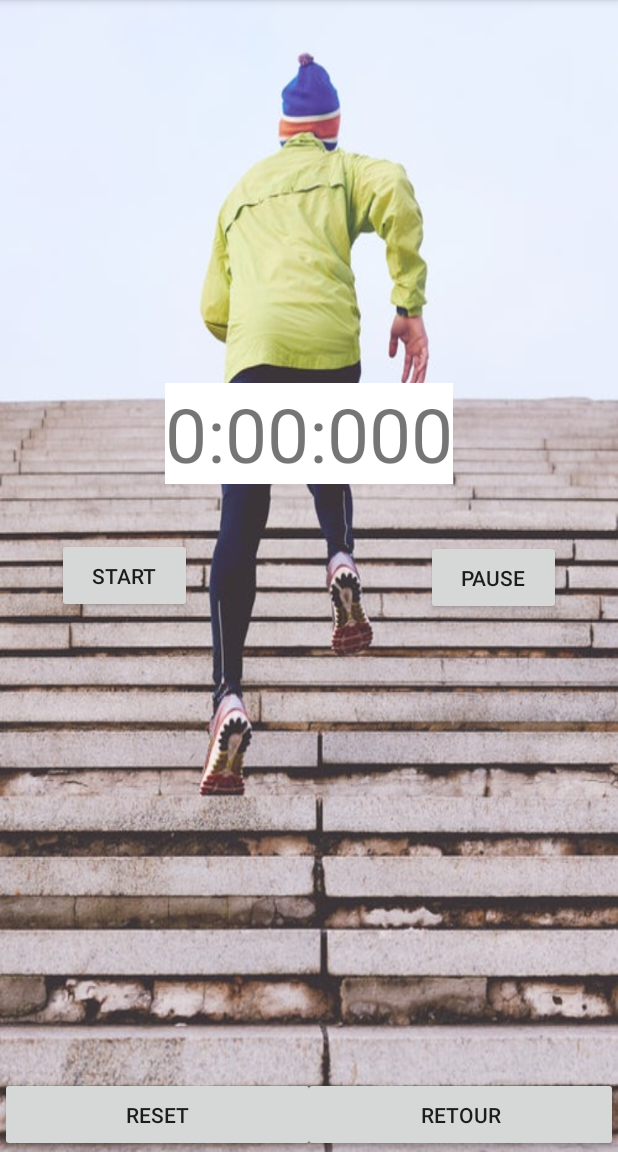
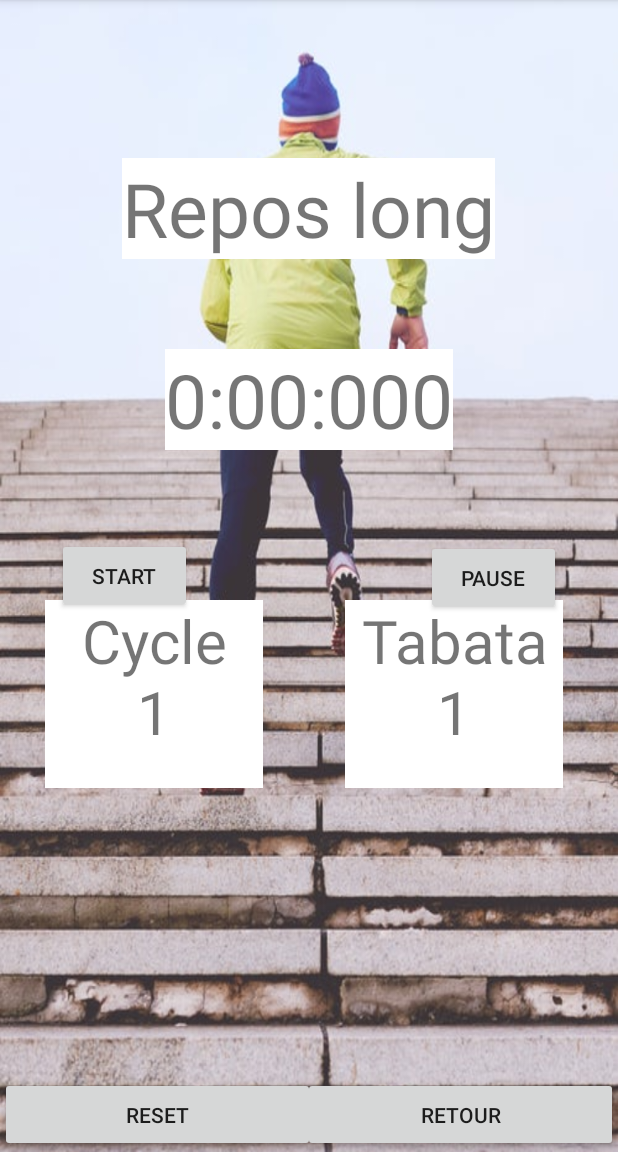
Before and after one commit to ABossy/tabatatimer, an Android app: the SeanceActivity screen opened directly, with no data from a screen before it, after a tap on "START", on a phone screen of 412 x 824 dp, the part 84-1236 px from its top. Run offline under Robolectric (Android 15) with nearby library versions, the light colour scheme and no system bars.

Commit message:
Gestion de l'incrementation des differentes lignes + gestion du compteur fractionné en fonction des etapes

```diff
--- a/app/src/main/java/com/example/grafatabata/SeanceActivity.java
+++ b/app/src/main/java/com/example/grafatabata/SeanceActivity.java
@@ -8,55 +8,88 @@ import android.widget.Button;
 import android.widget.TextView;
 import androidx.appcompat.app.AppCompatActivity;
 
+import java.util.ArrayList;
+
+
 public class SeanceActivity extends AppCompatActivity {
 
     // CONSTANTE
     private final static long INITIAL_TIME = 5000;
 
-
     // VIEW
     private Button startButton;
     private Button pauseButton;
+    private TextView etapeNameValue;
     private TextView timerValue;
-    int tempsChrono;
+    private TextView cycleValue;
+    private TextView tabataValue;
+    int indexEtape = 0;
+    int workTime;
+    int cycleNb;
+    int tabataNb;
+    int prepareTime;
+    int restTime;
+    int longRestTime;
+
 
     // DATA
     private long updatedTime = INITIAL_TIME;
     private CountDownTimer timer;
+    ArrayList tabata = new ArrayList();
 
     @Override
     protected void onCreate(Bundle savedInstanceState) {
         super.onCreate(savedInstanceState);
         setContentView(R.layout.activity_seance);
 
-        // Récupérer les views
+////////RECUPERATION DES VUES
+        etapeNameValue = (TextView) findViewById(R.id.etapeNameValue);
         timerValue = (TextView) findViewById(R.id.timerValue);
         startButton = (Button) findViewById(R.id.startButton);
         pauseButton = (Button) findViewById(R.id.pauseButton);
+        cycleValue = (TextView) findViewById(R.id.cycleValue);
+        tabataValue = (TextView) findViewById(R.id.tabataValue);
 
-        // la valeur du chrono va prendre pour valeur la valeur passée.
-        tempsChrono = getIntent().getIntExtra("TABLE_KEY",1);
-        updatedTime = tempsChrono;
+
+////////RECUPERATION DES INTENTIONS
+        prepareTime = getIntent().getIntExtra("prepareTime",1);
+        updatedTime = workTime;
+
+        workTime = getIntent().getIntExtra("workTime",1);
+        updatedTime = workTime;
+
+        restTime = getIntent().getIntExtra("restTime",1);
+        updatedTime = workTime;
+
+        longRestTime = getIntent().getIntExtra("longRestTime",1);
+        updatedTime = workTime;
+
+        cycleNb = getIntent().getIntExtra("cycleNb",1);
+        cycleValue.setText("Cycle    "+ cycleNb);
+        cycleValue.getText().toString();
+
+        tabataNb = getIntent().getIntExtra("tabataNb",1);
+        tabataValue.setText("Tabata    "+ tabataNb);
+        tabataValue.getText().toString();
+
+
+////////INITIALISATION DE MA SEQUENCE
+        tabata.add(prepareTime);
+        for(int i =0; i<tabataNb;i++){
+            for(int j =0; j<cycleNb;j++){
+                tabata.add(workTime);
+                tabata.add(restTime);
+            }
+            tabata.add(longRestTime);
+        }
+
         miseAJour();
-
 
     }
 
-      public void onStart(View view) {
+    public void onStart(View view) {
 
-        timer = new CountDownTimer(updatedTime, 10) {
-
-            public void onTick(long millisUntilFinished) {
-                updatedTime = millisUntilFinished;
-                miseAJour();
-            }
-
-            public void onFinish() {
-                updatedTime = 0;
-                miseAJour();
-            }
-        }.start();
-
+        startEtape(tabata, indexEtape);
     }
 
     // Mettre en pause le compteur
@@ -66,10 +99,26 @@ public class SeanceActivity extends AppCompatActivity {
         }
     }
 
-
     // Mise à jour graphique
     private void miseAJour() {
+        String etapeName;
+        // position dans une sequence
+        // si modPos = 0, alors le dernier element de la sequence = (repos long)
+        int modPos = indexEtape % (cycleNb*2 +1);
 
+        if (indexEtape == 0 ) {
+            etapeName = "Préparation";
+        } else if (modPos == 0) {
+            etapeName = "Repos long";
+        } else if ( modPos % 2 == 0 ) {
+            etapeName = "Repos";
+        } else {
+            etapeName = "Travail";
+        }
+
+        etapeNameValue.setText(etapeName);
+
+        // timer de l'etape
         // Décompositions en secondes et minutes
         int secs = (int) (updatedTime / 1000);
         int mins = secs / 60;
@@ -96,7 +145,7 @@ public class SeanceActivity extends AppCompatActivity {
 
         // Mise à jour graphique
 
-        updatedTime = tempsChrono;
+        updatedTime = workTime;
         miseAJour();
 
     }
@@ -106,4 +155,23 @@ public class SeanceActivity extends AppCompatActivity {
         Intent menu = new Intent(this, TabataActivity.class);
         startActivity(menu);
     }
+
+    public void startEtape(final ArrayList tabata, final int etape){
+        timer = new CountDownTimer((int)tabata.get(etape), 10) {
+
+            public void onTick(long millisUntilFinished) {
+                updatedTime = millisUntilFinished;
+                miseAJour();
+            }
+
+            public void onFinish() {
+                updatedTime = 0;
+                miseAJour();
+                if (etape<tabata.size()-1) {
+                    indexEtape = etape+1;
+                    startEtape(tabata, indexEtape);
+                }
+            }
+        }.start();
+    }
 }
--- a/app/src/main/java/com/example/grafatabata/TabataActivity.java
+++ b/app/src/main/java/com/example/grafatabata/TabataActivity.java
@@ -8,8 +8,7 @@ import android.view.View;
 import android.widget.ImageView;
 
 public class TabataActivity extends AppCompatActivity {
-    // Data
-    private String[] tabataCycle;
+
 
     @Override
     protected void onCreate(Bundle savedInstanceState) {
--- a/app/src/main/res/layout/activity_exercice.xml
+++ b/app/src/main/res/layout/activity_exercice.xml
@@ -11,9 +11,8 @@
         android:layout_width="100dp"
         android:layout_height="20dp"
         android:layout_marginLeft="10dp"
-        android:layout_marginTop="50dp"
         android:text="@string/Categorie"
-        android:textSize="15dp"></TextView>
+        android:textSize="18dp"></TextView>
 
 
         <Button
--- a/app/src/main/res/layout/activity_seance.xml
+++ b/app/src/main/res/layout/activity_seance.xml
@@ -8,12 +8,22 @@
     tools:context=".SeanceActivity">
 
     <TextView
+        android:id="@+id/etapeNameValue"
+        android:layout_width="wrap_content"
+        android:layout_height="wrap_content"
+        android:layout_above="@+id/timerValue"
+        android:layout_centerHorizontal="true"
+        android:layout_marginBottom="60dp"
+        android:textSize="50sp"
+        android:background="@android:color/white"
+        android:text="" />
+    <TextView
         android:id="@+id/timerValue"
         android:layout_width="wrap_content"
         android:layout_height="wrap_content"
         android:layout_above="@+id/pauseButton"
         android:layout_centerHorizontal="true"
-        android:layout_marginBottom="37dp"
+        android:layout_marginBottom="60dp"
         android:textSize="50sp"
         android:background="@android:color/white"
         android:text="00:00:00" />
@@ -41,6 +51,28 @@
         android:onClick="onPause"
         />
 
+    <TextView
+        android:id="@+id/cycleValue"
+        android:layout_width="145dp"
+        android:layout_height="125dp"
+        android:layout_marginTop="400dp"
+        android:layout_marginLeft="30dp"
+        android:textSize="40sp"
+        android:textAlignment="center"
+        android:background="@android:color/white"
+        android:text="" />
+
+    <TextView
+        android:id="@+id/tabataValue"
+        android:layout_width="145dp"
+        android:layout_height="125dp"
+        android:layout_marginTop="400dp"
+        android:layout_marginLeft="230dp"
+        android:textSize="40sp"
+        android:textAlignment="center"
+        android:background="@android:color/white"
+        android:text="" />
+
     <Button
         android:id="@+id/resetButton"
         android:layout_width="210dp"
--- a/app/src/main/res/layout/activity_tabata.xml
+++ b/app/src/main/res/layout/activity_tabata.xml
@@ -14,7 +14,7 @@
         android:layout_width="match_parent"
         android:layout_height="wrap_content"
         android:text="@string/TimerTabata"
-        android:textColor="@android:color/holo_green_light"
+        android:textColor="@android:color/holo_blue_dark"
         android:textAlignment="center"
         android:textSize="@android:dimen/app_icon_size">
     </TextView>
@@ -29,7 +29,7 @@
 
 <androidx.cardview.widget.CardView
     android:layout_width="match_parent"
-    android:layout_height="200dp">
+    android:layout_height="150dp">
 
     <ImageView
         android:id="@+id/playSeance"
@@ -56,10 +56,10 @@
         android:id="@+id/createButton"
         android:layout_width="210dp"
         android:layout_height="50dp"
+        android:layout_marginTop="30dp"
         android:layout_alignParentLeft="true"
         android:layout_alignParentBottom="true"
         android:text="Creation "
-
         android:onClick="createSeance"
         />
 
```
Also changed, not shown: app/src/main/java/com/example/grafatabata/CreateActivity.java (+62 -32 lines), app/src/main/java/com/example/grafatabata/Exercice.java (deleted, +0 -67 lines), app/src/main/res/layout/activity_create.xml (+6 -2 lines), 1 other file.
